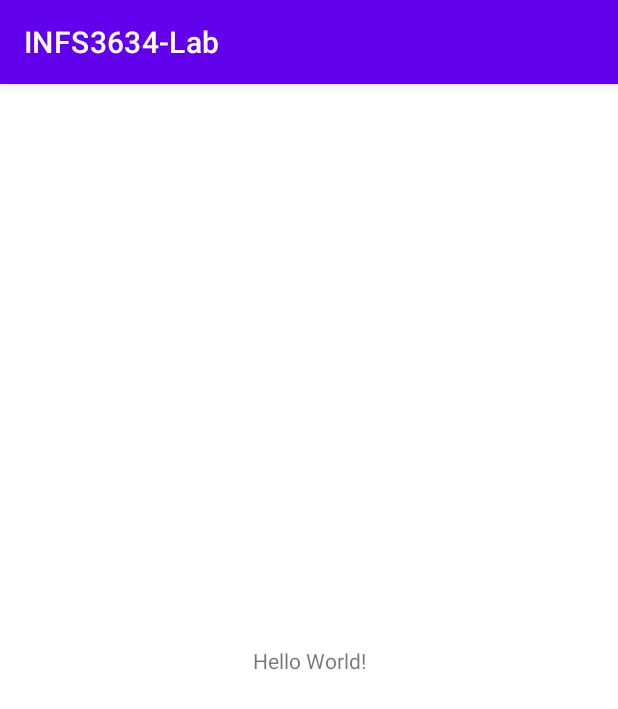
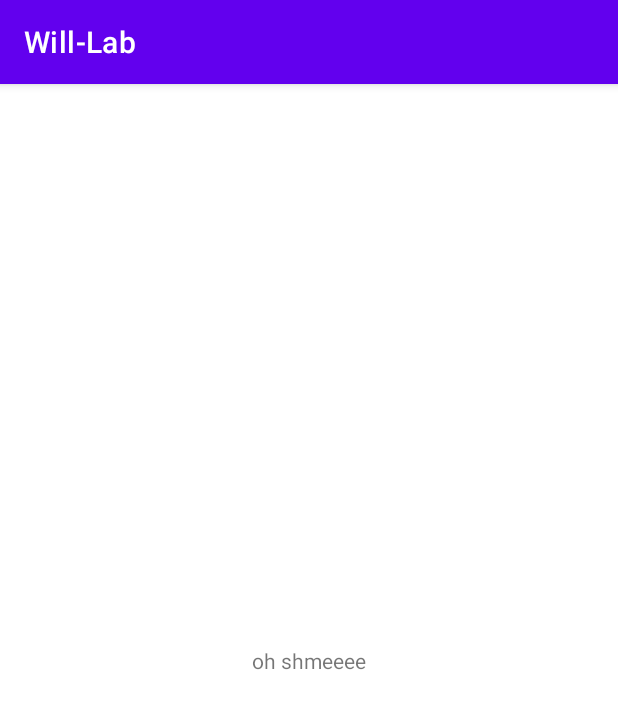
Before and after one commit to z5360660/INFS3634-Lab, an Android app: the screen it shows after launch (MainActivity), on a phone screen of 412 x 824 dp. Shown: the top 709 px of the screen. Run offline under Robolectric (Android 15) with nearby library versions, the phone set to English and light mode, and no system bars.

Commit message:
Change hello word msg and application name

```diff
--- a/app/src/main/res/layout/activity_main.xml
+++ b/app/src/main/res/layout/activity_main.xml
@@ -9,7 +9,7 @@
     <TextView
         android:layout_width="wrap_content"
         android:layout_height="wrap_content"
-        android:text="Hello World!"
+        android:text="@string/welcome_msg"
         app:layout_constraintBottom_toBottomOf="parent"
         app:layout_constraintEnd_toEndOf="parent"
         app:layout_constraintStart_toStartOf="parent"
--- a/app/src/main/res/values/strings.xml
+++ b/app/src/main/res/values/strings.xml
@@ -1,3 +1,4 @@
 <resources>
-    <string name="app_name">INFS3634-Lab</string>
+    <string name="app_name">Will-Lab</string>
+    <string name="welcome_msg">oh shmeeee</string>
 </resources>
```
